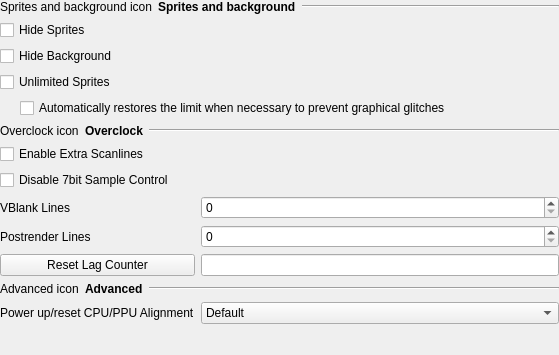
punesemu/puNES, file src/gui/designer/wdgSettingsPPU.ui: the form before one commit.
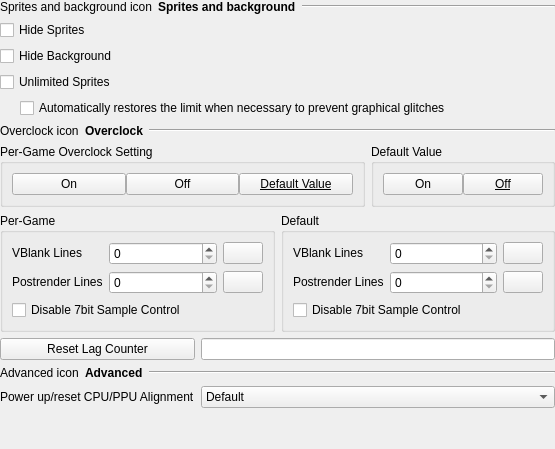
The form after the commit. Icons and pictures are not drawn.

Commit message: Added the possibility to set default values for PPU overclocking to be applied for all roms in addition to the per-game ones already used (#326).

The edit to the form file:
```diff
--- a/src/gui/designer/wdgSettingsPPU.ui
+++ b/src/gui/designer/wdgSettingsPPU.ui
@@ -6,8 +6,8 @@
    <rect>
     <x>0</x>
     <y>0</y>
-    <width>559</width>
-    <height>355</height>
+    <width>555</width>
+    <height>449</height>
    </rect>
   </property>
   <property name="focusPolicy">
@@ -31,28 +31,227 @@
    </property>
    <item>
     <layout class="QGridLayout" name="gridLayout_PPU">
-     <item row="3" column="0">
-      <widget class="QCheckBox" name="checkBox_Unlimited_Sprites">
+     <item row="1" column="0">
+      <widget class="QCheckBox" name="checkBox_Hide_Sprites">
        <property name="layoutDirection">
         <enum>Qt::LeftToRight</enum>
        </property>
        <property name="text">
-        <string>Unlimited Sprites</string>
+        <string>Hide Sprites</string>
        </property>
       </widget>
      </item>
-     <item row="10" column="0">
-      <spacer name="verticalSpacer_page_PPU">
-       <property name="orientation">
-        <enum>Qt::Vertical</enum>
+     <item row="9" column="0">
+      <layout class="QVBoxLayout" name="verticalLayout_Overclock_Slines">
+       <item>
+        <layout class="QHBoxLayout" name="horizontalLayout_Overclock_Slines">
+         <item>
+          <widget class="QGroupBox" name="groupBox_Pergame_Slines">
+           <property name="title">
+            <string>Per-Game</string>
+           </property>
+           <layout class="QVBoxLayout" name="verticalLayout_Pergame_Slines">
+            <item>
+             <layout class="QGridLayout" name="gridLayout_Pergame_Slines">
+              <item row="1" column="1">
+               <widget class="QSpinBox" name="spinBox_Pergame_Postrender_Slines">
+                <property name="sizePolicy">
+                 <sizepolicy hsizetype="Expanding" vsizetype="Fixed">
+                  <horstretch>0</horstretch>
+                  <verstretch>0</verstretch>
+                 </sizepolicy>
+                </property>
+               </widget>
+              </item>
+              <item row="0" column="1">
+               <widget class="QSpinBox" name="spinBox_Pergame_VB_Slines">
+                <property name="sizePolicy">
+                 <sizepolicy hsizetype="Expanding" vsizetype="Fixed">
+                  <horstretch>0</horstretch>
+                  <verstretch>0</verstretch>
+                 </sizepolicy>
+                </property>
+               </widget>
+              </item>
+              <item row="1" column="0">
+               <widget class="QLabel" name="label_Pergame_Postrender_Slines">
+                <property name="sizePolicy">
+                 <sizepolicy hsizetype="Preferred" vsizetype="Fixed">
+                  <horstretch>0</horstretch>
+                  <verstretch>0</verstretch>
+                 </sizepolicy>
+                </property>
+                <property name="text">
+                 <string>Postrender Lines</string>
+                </property>
+                <property name="alignment">
+                 <set>Qt::AlignLeading|Qt::AlignLeft|Qt::AlignVCenter</set>
+                </property>
+               </widget>
+              </item>
+              <item row="0" column="0">
+               <widget class="QLabel" name="label_Pergame_VB_Slines">
+                <property name="sizePolicy">
+                 <sizepolicy hsizetype="Preferred" vsizetype="Fixed">
+                  <horstretch>0</horstretch>
+                  <verstretch>0</verstretch>
+                 </sizepolicy>
+                </property>
+                <property name="text">
+                 <string>VBlank Lines</string>
+                </property>
+                <property name="alignment">
+                 <set>Qt::AlignLeading|Qt::AlignLeft|Qt::AlignVCenter</set>
+                </property>
+               </widget>
+              </item>
+              <item row="0" column="2">
+               <widget class="QPushButton" name="pushButton_Pergame_VB_Slines">
+                <property name="text">
+                 <string notr="true"/>
+                </property>
+                <property name="icon">
+                 <iconset resource="resources.qrc">
+                  <normaloff>:/icon/icons/trash.svgz</normaloff>:/icon/icons/trash.svgz</iconset>
+                </property>
+               </widget>
+              </item>
+              <item row="1" column="2">
+               <widget class="QPushButton" name="pushButton_Pergame_Postrender_Slines">
+                <property name="text">
+                 <string notr="true"/>
+                </property>
+                <property name="icon">
+                 <iconset resource="resources.qrc">
+                  <normaloff>:/icon/icons/trash.svgz</normaloff>:/icon/icons/trash.svgz</iconset>
+                </property>
+               </widget>
+              </item>
+             </layout>
+            </item>
+            <item>
+             <widget class="QCheckBox" name="checkBox_Pergame_Disable_DMC_Control">
+              <property name="layoutDirection">
+               <enum>Qt::LeftToRight</enum>
+              </property>
+              <property name="text">
+               <string>Disable 7bit Sample Control</string>
+              </property>
+             </widget>
+            </item>
+           </layout>
+          </widget>
+         </item>
+         <item>
+          <widget class="QGroupBox" name="groupBox_Def_Slines">
+           <property name="title">
+            <string>Default</string>
+           </property>
+           <layout class="QVBoxLayout" name="verticalLayout_Def_Slines">
+            <item>
+             <layout class="QGridLayout" name="gridLayout_Def_Slines">
+              <item row="0" column="1">
+               <widget class="QSpinBox" name="spinBox_Def_VB_Slines">
+                <property name="sizePolicy">
+                 <sizepolicy hsizetype="Expanding" vsizetype="Fixed">
+                  <horstretch>0</horstretch>
+                  <verstretch>0</verstretch>
+                 </sizepolicy>
+                </property>
+               </widget>
+              </item>
+              <item row="1" column="1">
+               <widget class="QSpinBox" name="spinBox_Def_Postrender_Slines">
+                <property name="sizePolicy">
+                 <sizepolicy hsizetype="Expanding" vsizetype="Fixed">
+                  <horstretch>0</horstretch>
+                  <verstretch>0</verstretch>
+                 </sizepolicy>
+                </property>
+               </widget>
+              </item>
+              <item row="1" column="0">
+               <widget class="QLabel" name="label_Def_Postrender_Slines">
+                <property name="sizePolicy">
+                 <sizepolicy hsizetype="Preferred" vsizetype="Fixed">
+                  <horstretch>0</horstretch>
+                  <verstretch>0</verstretch>
+                 </sizepolicy>
+                </property>
+                <property name="text">
+                 <string>Postrender Lines</string>
+                </property>
+                <property name="alignment">
+                 <set>Qt::AlignLeading|Qt::AlignLeft|Qt::AlignVCenter</set>
+                </property>
+               </widget>
+              </item>
+              <item row="0" column="0">
+               <widget class="QLabel" name="label_Def_VB_Slines">
+                <property name="sizePolicy">
+                 <sizepolicy hsizetype="Preferred" vsizetype="Fixed">
+                  <horstretch>0</horstretch>
+                  <verstretch>0</verstretch>
+                 </sizepolicy>
+                </property>
+                <property name="text">
+                 <string>VBlank Lines</string>
+                </property>
+                <property name="alignment">
+                 <set>Qt::AlignLeading|Qt::AlignLeft|Qt::AlignVCenter</set>
+                </property>
+               </widget>
+              </item>
+              <item row="0" column="2">
+               <widget class="QPushButton" name="pushButton_Def_VB_Slines">
+                <property name="text">
+                 <string notr="true"/>
+                </property>
+                <property name="icon">
+                 <iconset resource="resources.qrc">
+                  <normaloff>:/icon/icons/trash.svgz</normaloff>:/icon/icons/trash.svgz</iconset>
+                </property>
+               </widget>
+              </item>
+              <item row="1" column="2">
+               <widget class="QPushButton" name="pushButton_Def_Postrender_Slines">
+                <property name="text">
+                 <string notr="true"/>
+                </property>
+                <property name="icon">
+                 <iconset resource="resources.qrc">
+                  <normaloff>:/icon/icons/trash.svgz</normaloff>:/icon/icons/trash.svgz</iconset>
+                </property>
+               </widget>
+              </item>
+             </layout>
+            </item>
+            <item>
+             <widget class="QCheckBox" name="checkBox_Def_Disable_DMC_Control">
+              <property name="layoutDirection">
+               <enum>Qt::LeftToRight</enum>
+              </property>
+              <property name="text">
+               <string>Disable 7bit Sample Control</string>
+              </property>
+             </widget>
+            </item>
+           </layout>
+          </widget>
+         </item>
+        </layout>
+       </item>
+      </layout>
+     </item>
+     <item row="2" column="0">
+      <widget class="QCheckBox" name="checkBox_Hide_Background">
+       <property name="layoutDirection">
+        <enum>Qt::LeftToRight</enum>
        </property>
-       <property name="sizeHint" stdset="0">
-        <size>
-         <width>20</width>
-         <height>20</height>
-        </size>
+       <property name="text">
+        <string>Hide Background</string>
        </property>
-      </spacer>
+      </widget>
      </item>
      <item row="0" column="0">
       <layout class="QHBoxLayout" name="horizontalLayout_Sprites_and_background">
@@ -91,143 +290,16 @@
        </item>
       </layout>
      </item>
-     <item row="2" column="0">
-      <widget class="QCheckBox" name="checkBox_Hide_Background">
-       <property name="layoutDirection">
-        <enum>Qt::LeftToRight</enum>
-       </property>
-       <property name="text">
-        <string>Hide Background</string>
-       </property>
-      </widget>
-     </item>
-     <item row="6" column="0">
-      <widget class="QCheckBox" name="checkBox_PPU_Overclock">
-       <property name="layoutDirection">
-        <enum>Qt::LeftToRight</enum>
-       </property>
-       <property name="text">
-        <string>Enable Extra Scanlines</string>
-       </property>
-      </widget>
-     </item>
-     <item row="1" column="0">
-      <widget class="QCheckBox" name="checkBox_Hide_Sprites">
-       <property name="layoutDirection">
-        <enum>Qt::LeftToRight</enum>
-       </property>
-       <property name="text">
-        <string>Hide Sprites</string>
-       </property>
-      </widget>
-     </item>
-     <item row="5" column="0">
-      <layout class="QHBoxLayout" name="horizontalLayout_PPU_Overclock">
-       <item>
-        <widget class="QLabel" name="icon_PPU_Overclock">
-         <property name="text">
-          <string notr="true">Overclock icon</string>
-         </property>
-        </widget>
-       </item>
-       <item>
-        <widget class="QLabel" name="label_PPU_Overclock">
-         <property name="font">
-          <font>
-           <weight>75</weight>
-           <bold>true</bold>
-          </font>
-         </property>
-         <property name="text">
-          <string>Overclock</string>
-         </property>
-        </widget>
-       </item>
-       <item>
-        <widget class="Line" name="line_PPU_Overclock">
-         <property name="sizePolicy">
-          <sizepolicy hsizetype="Expanding" vsizetype="Fixed">
-           <horstretch>0</horstretch>
-           <verstretch>0</verstretch>
-          </sizepolicy>
-         </property>
-         <property name="orientation">
-          <enum>Qt::Horizontal</enum>
-         </property>
-        </widget>
-       </item>
-      </layout>
-     </item>
-     <item row="7" column="0">
-      <widget class="QCheckBox" name="checkBox_Disable_DMC_Control">
-       <property name="layoutDirection">
-        <enum>Qt::LeftToRight</enum>
-       </property>
-       <property name="text">
-        <string>Disable 7bit Sample Control</string>
-       </property>
-      </widget>
-     </item>
-     <item row="9" column="0">
+     <item row="11" column="0">
       <layout class="QGridLayout" name="gridLayout_Overclock_lines">
        <item row="2" column="0">
-        <widget class="QPushButton" name="pushButton_Reset_Lag_Counter">
+        <widget class="QLabel" name="label_CPUPPU_Alignment">
          <property name="text">
-          <string>Reset Lag Counter</string>
+          <string>Power up/reset CPU/PPU Alignment</string>
          </property>
         </widget>
        </item>
-       <item row="0" column="0">
-        <widget class="QLabel" name="label_VB_Slines">
-         <property name="minimumSize">
-          <size>
-           <width>145</width>
-           <height>0</height>
-          </size>
-         </property>
-         <property name="text">
-          <string>VBlank Lines</string>
-         </property>
-        </widget>
-       </item>
-       <item row="0" column="1">
-        <widget class="QSpinBox" name="spinBox_VB_Slines">
-         <property name="sizePolicy">
-          <sizepolicy hsizetype="Expanding" vsizetype="Fixed">
-           <horstretch>0</horstretch>
-           <verstretch>0</verstretch>
-          </sizepolicy>
-         </property>
-        </widget>
-       </item>
-       <item row="2" column="1">
-        <widget class="QLineEdit" name="lineEdit_Lag_Counter">
-         <property name="focusPolicy">
-          <enum>Qt::NoFocus</enum>
-         </property>
-         <property name="readOnly">
-          <bool>true</bool>
-         </property>
-        </widget>
-       </item>
-       <item row="1" column="1">
-        <widget class="QSpinBox" name="spinBox_Postrender_Slines">
-         <property name="sizePolicy">
-          <sizepolicy hsizetype="Expanding" vsizetype="Fixed">
-           <horstretch>0</horstretch>
-           <verstretch>0</verstretch>
-          </sizepolicy>
-         </property>
-        </widget>
-       </item>
-       <item row="1" column="0">
-        <widget class="QLabel" name="label_Postrender_Slines">
-         <property name="text">
-          <string>Postrender Lines</string>
-         </property>
-        </widget>
-       </item>
-       <item row="3" column="0" colspan="2">
+       <item row="1" column="0" colspan="2">
         <layout class="QHBoxLayout" name="horizontalLayout_PPU_Advanced">
          <item>
           <widget class="QLabel" name="icon_PPU_Advanced">
@@ -264,7 +336,7 @@
          </item>
         </layout>
        </item>
-       <item row="4" column="1">
+       <item row="2" column="1">
         <widget class="QComboBox" name="comboBox_CPUPPU_Alignment">
          <property name="sizePolicy">
           <sizepolicy hsizetype="Expanding" vsizetype="Fixed">
@@ -289,10 +361,57 @@
          </item>
         </widget>
        </item>
-       <item row="4" column="0">
-        <widget class="QLabel" name="label_CPUPPU_Alignment">
+       <item row="0" column="1">
+        <widget class="QLineEdit" name="lineEdit_Lag_Counter">
+         <property name="focusPolicy">
+          <enum>Qt::NoFocus</enum>
+         </property>
+         <property name="readOnly">
+          <bool>true</bool>
+         </property>
+        </widget>
+       </item>
+       <item row="0" column="0">
+        <widget class="QPushButton" name="pushButton_Reset_Lag_Counter">
          <property name="text">
-          <string>Power up/reset CPU/PPU Alignment</string>
+          <string>Reset Lag Counter</string>
+         </property>
+        </widget>
+       </item>
+      </layout>
+     </item>
+     <item row="5" column="0">
+      <layout class="QHBoxLayout" name="horizontalLayout_PPU_Overclock">
+       <item>
+        <widget class="QLabel" name="icon_PPU_Overclock">
+         <property name="text">
+          <string notr="true">Overclock icon</string>
+         </property>
+        </widget>
+       </item>
+       <item>
+        <widget class="QLabel" name="label_PPU_Overclock">
+         <property name="font">
+          <font>
+           <weight>75</weight>
+           <bold>true</bold>
+          </font>
+         </property>
+         <property name="text">
+          <string>Overclock</string>
+         </property>
+        </widget>
+       </item>
+       <item>
+        <widget class="Line" name="line_PPU_Overclock">
+         <property name="sizePolicy">
+          <sizepolicy hsizetype="Expanding" vsizetype="Fixed">
+           <horstretch>0</horstretch>
+           <verstretch>0</verstretch>
+          </sizepolicy>
+         </property>
+         <property name="orientation">
+          <enum>Qt::Horizontal</enum>
          </property>
         </widget>
        </item>
@@ -328,6 +447,135 @@
        </item>
       </layout>
      </item>
+     <item row="12" column="0">
+      <spacer name="verticalSpacer_page_PPU">
+       <property name="orientation">
+        <enum>Qt::Vertical</enum>
+       </property>
+       <property name="sizeHint" stdset="0">
+        <size>
+         <width>20</width>
+         <height>20</height>
+        </size>
+       </property>
+      </spacer>
+     </item>
+     <item row="3" column="0">
+      <widget class="QCheckBox" name="checkBox_Unlimited_Sprites">
+       <property name="layoutDirection">
+        <enum>Qt::LeftToRight</enum>
+       </property>
+       <property name="text">
+        <string>Unlimited Sprites</string>
+       </property>
+      </widget>
+     </item>
+     <item row="6" column="0">
+      <layout class="QHBoxLayout" name="horizontalLayout_Overclock_Pergame_and_Def">
+       <item>
+        <widget class="QGroupBox" name="groupBox_Overclock_Pergame_setting">
+         <property name="title">
+          <string>Per-Game Overclock Setting</string>
+         </property>
+         <layout class="QHBoxLayout" name="horizontalLayout_Overclock_Pergame_setting">
+          <property name="spacing">
+           <number>0</number>
+          </property>
+          <item>
+           <widget class="QPushButton" name="pushButton_Overclock_Pergame_setting_on">
+            <property name="sizePolicy">
+             <sizepolicy hsizetype="Expanding" vsizetype="Fixed">
+              <horstretch>0</horstretch>
+              <verstretch>0</verstretch>
+             </sizepolicy>
+            </property>
+            <property name="text">
+             <string>On</string>
+            </property>
+            <property name="checkable">
+             <bool>true</bool>
+            </property>
+           </widget>
+          </item>
+          <item>
+           <widget class="QPushButton" name="pushButton_Overclock_Pergame_setting_off">
+            <property name="sizePolicy">
+             <sizepolicy hsizetype="Expanding" vsizetype="Fixed">
+              <horstretch>0</horstretch>
+              <verstretch>0</verstretch>
+             </sizepolicy>
+            </property>
+            <property name="text">
+             <string>Off</string>
+            </property>
+            <property name="checkable">
+             <bool>true</bool>
+            </property>
+           </widget>
+          </item>
+          <item>
+           <widget class="QPushButton" name="pushButton_Overclock_Pergame_setting_use_def">
+            <property name="sizePolicy">
+             <sizepolicy hsizetype="Expanding" vsizetype="Fixed">
+              <horstretch>0</horstretch>
+              <verstretch>0</verstretch>
+             </sizepolicy>
+            </property>
+            <property name="font">
+             <font>
+              <underline>true</underline>
+             </font>
+            </property>
+            <property name="text">
+             <string>Default Value</string>
+            </property>
+            <property name="checkable">
+             <bool>true</bool>
+            </property>
+           </widget>
+          </item>
+         </layout>
+        </widget>
+       </item>
+       <item>
+        <widget class="QGroupBox" name="groupBox_Overclock_Def_value">
+         <property name="title">
+          <string>Default Value</string>
+         </property>
+         <layout class="QHBoxLayout" name="horizontalLayout_Overclock_Def_value">
+          <property name="spacing">
+           <number>0</number>
+          </property>
+          <item>
+           <widget class="QPushButton" name="pushButton_Overclock_Def_value_on">
+            <property name="text">
+             <string>On</string>
+            </property>
+            <property name="checkable">
+             <bool>true</bool>
+            </property>
+           </widget>
+          </item>
+          <item>
+           <widget class="QPushButton" name="pushButton_Overclock_Def_value_off">
+            <property name="font">
+             <font>
+              <underline>true</underline>
+             </font>
+            </property>
+            <property name="text">
+             <string>Off</string>
+            </property>
+            <property name="checkable">
+             <bool>true</bool>
+            </property>
+           </widget>
+          </item>
+         </layout>
+        </widget>
+       </item>
+      </layout>
+     </item>
     </layout>
    </item>
   </layout>
```
Left out of the diff: 23 changed lines with no effect on the pictures. The commit also changes 16 other files.
